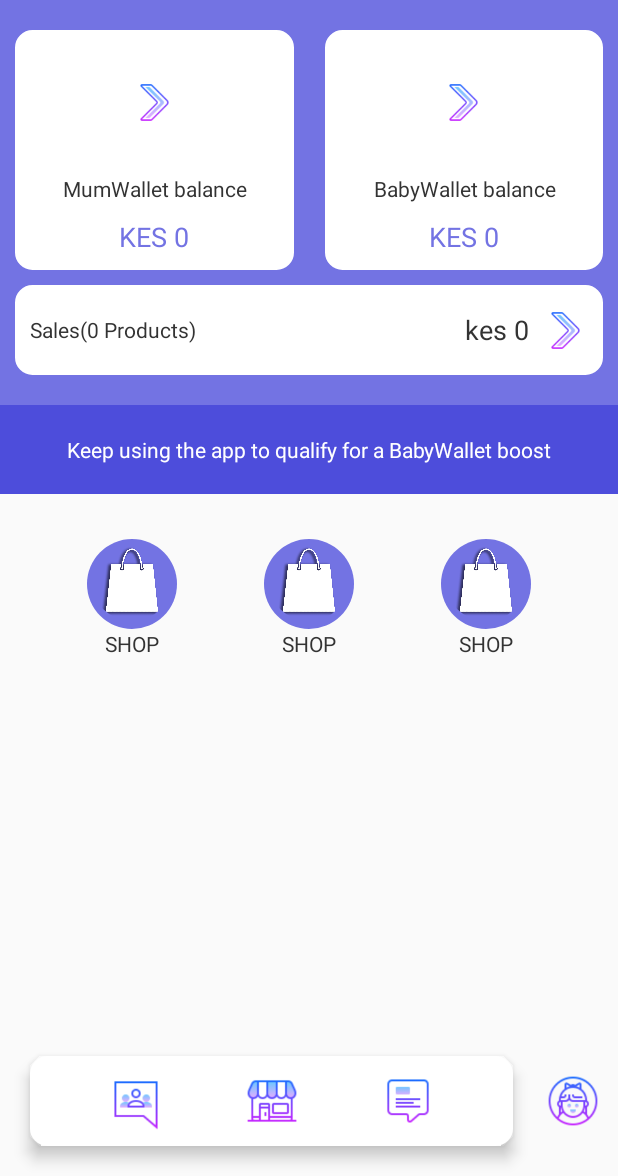
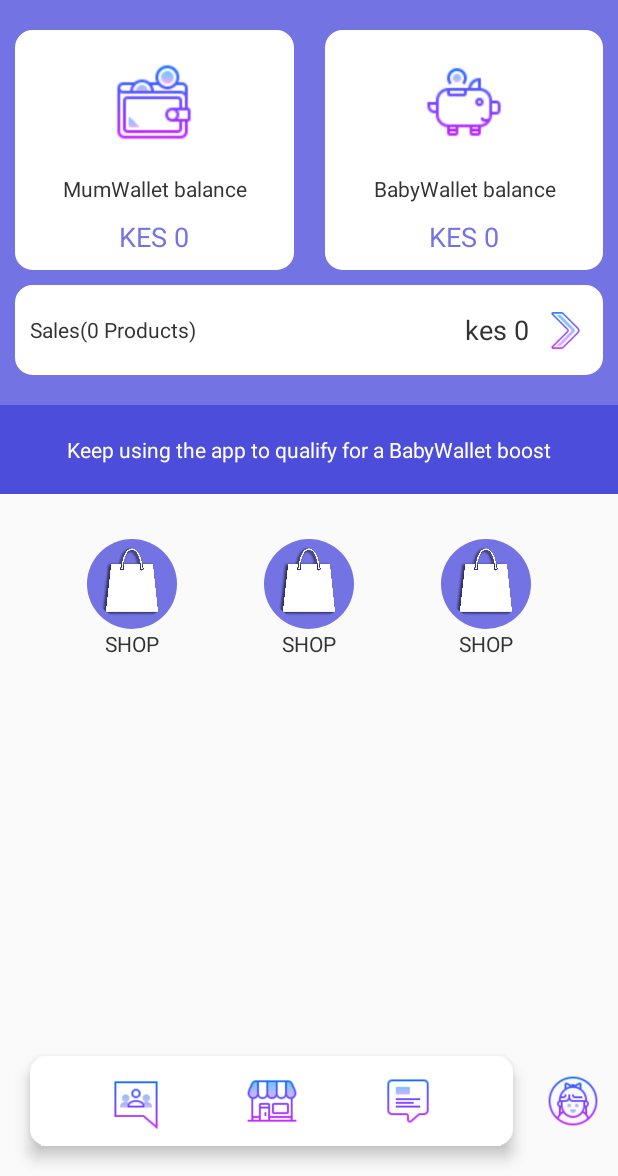
Before and after one commit to BerjisTech/mumtomum, an Android app: the screen it shows after launch once a user with an empty profile is signed in (WelcomeActivity), on a phone screen of 412 x 824 dp, the part 60-1236 px from its top. Run offline under Robolectric (Android 15) with nearby library versions, the phone set to English and light mode, and no system bars; our stand-ins replace CircleImageView, Firebase (no records; nobody signed in at launch, a user with empty details on screens opened directly); libraries missing offline, so code that uses them is left out: com.theartofdev.edmodo.

Commit message:
Wallet_mum and Wallet_baby drawables

```diff
--- a/app/src/main/res/layout/activity_welcome.xml
+++ b/app/src/main/res/layout/activity_welcome.xml
@@ -57,13 +57,14 @@
 
             <ImageView
                 android:id="@+id/mumWalletImage"
-                android:layout_width="30dp"
-                android:layout_height="30dp"
-                android:src="@drawable/chevron_right"
+                android:layout_width="60dp"
+                android:layout_height="60dp"
+                android:src="@drawable/wallet_mum"
                 app:layout_constraintBottom_toTopOf="@+id/mumWalletText"
                 app:layout_constraintEnd_toEndOf="@id/bgView1"
                 app:layout_constraintStart_toStartOf="@id/bgView1"
-                app:layout_constraintTop_toTopOf="@id/bgView1" />
+                app:layout_constraintTop_toTopOf="@id/bgView1"
+                app:layout_constraintVertical_bias="0.492" />
 
             <TextView
                 android:id="@+id/mumWalletText"
@@ -105,9 +106,9 @@
 
             <ImageView
                 android:id="@+id/babyWalletImage"
-                android:layout_width="30dp"
-                android:layout_height="30dp"
-                android:src="@drawable/chevron_right"
+                android:layout_width="60dp"
+                android:layout_height="60dp"
+                android:src="@drawable/wallet_baby"
                 app:layout_constraintBottom_toTopOf="@+id/babyWalletText"
                 app:layout_constraintEnd_toEndOf="@id/bgView2"
                 app:layout_constraintStart_toStartOf="@+id/bgView2"
```
Also changed, not shown: app/src/main/res/drawable/wallet_baby.png (added), app/src/main/res/drawable/wallet_mum.png (added).
